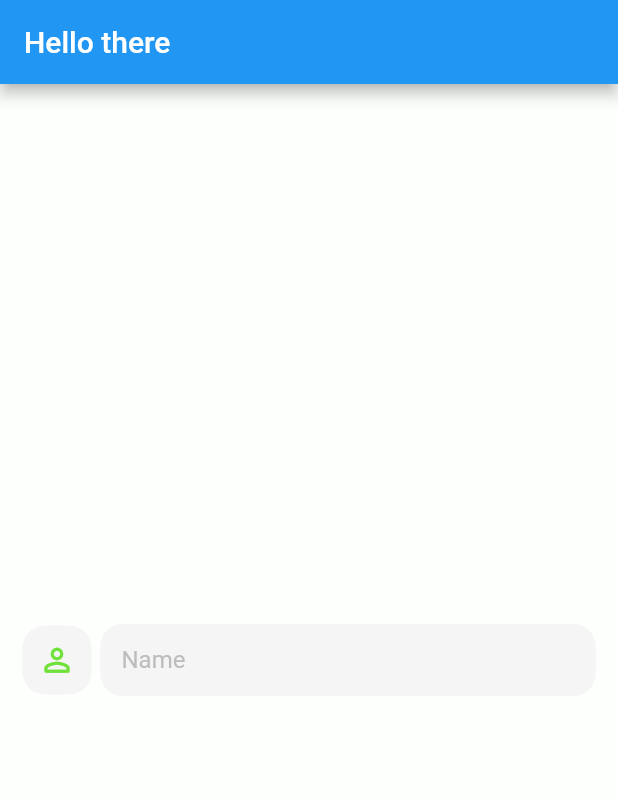
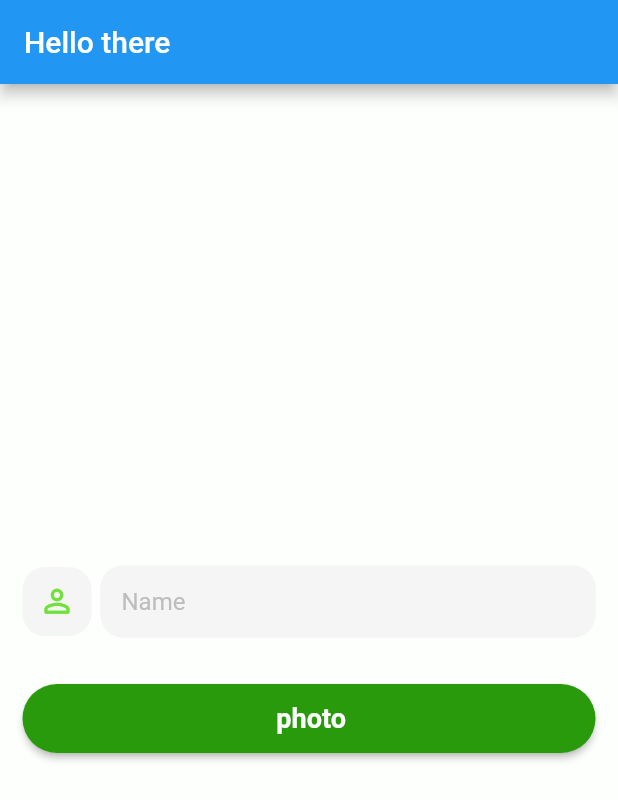
Before and after one commit to ibm00/farmer_club, a Flutter app: the screen it shows after launch, on a phone screen of 412 x 824 dp. Shown: the top 800 px of the screen. Run offline on Flutter 3.47's test engine with Material 2 defaults, Android fonts, the phone set to English and light mode, and no system bars.

Commit message:
shared button widget

```diff
--- a/lib/constants/styles.dart
+++ b/lib/constants/styles.dart
@@ -1,5 +1,3 @@
-import 'dart:ui';
-
 import 'package:flutter/material.dart';
 
 //Colors
@@ -11,10 +9,13 @@ const kGeryIconsColor = Color(0xff817889);
 const kGreenIconsColor = Color(0xff6FE139);
 
 //Text Styles
+const kTextStyleReg11 = TextStyle(fontSize: 11);
 const kTextStyleReg13 = TextStyle(fontSize: 13);
 const kTextStyleGreenReg13 = TextStyle(fontSize: 13, color: kPrimaryTextColor);
 const kTextStyleReg16 = TextStyle(fontSize: 16);
 const kTextStylebold16 = TextStyle(fontSize: 16);
 final kTextStyleGerybold16 = TextStyle(fontSize: 16, color: Colors.grey[400]);
 const kTextStyleReg18 = TextStyle(fontSize: 18);
+const kTextStyleWhiteBold18 =
+    TextStyle(fontSize: 18, fontWeight: FontWeight.bold, color: Colors.white);
 const kTextStyleReg24 = TextStyle(fontSize: 24);
--- a/lib/main.dart
+++ b/lib/main.dart
@@ -1,8 +1,9 @@
 import 'package:farmer_club/constants/styles.dart';
+import 'package:farmer_club/presentation/shared_widgets/button_widget.dart';
 import 'package:farmer_club/presentation/shared_widgets/icons_wrapper.dart';
 import 'package:flutter/material.dart';
 
-import 'presentation/shared_widgets/textFieldWidget.dart';
+import 'presentation/shared_widgets/text_field_widget.dart';
 
 void main() {
   runApp(const MyApp());
@@ -54,7 +55,27 @@
                     ),
                   ),
                 ],
-              )
+              ),
+              const SizedBox(height: 30),
+              Row(
+                children: [
+                  // SizedBox(width: 100),
+                  Expanded(
+                    child: ButtonWidget(
+                      title: 'photo',
+                      onButtonPressed: () {},
+                      // width: 92,
+                      // hight: 32,
+                      // color: Color(0xffF8F9FB),
+                      // borderRadius: 10,
+                      // textStyle: kTextStyleReg11,
+                      // textColor: Color(0xff444D6E),
+                      // elevation: 5,
+                      // icon: Icon(Icons.add, size: 12, color: Color(0xff444D6E)),
+                    ),
+                  ),
+                ],
+              ),
             ],
           ),
         ),
--- /dev/null
+++ b/lib/presentation/shared_widgets/button_widget.dart
@@ -0,0 +1,46 @@
+import 'package:farmer_club/constants/styles.dart';
+import 'package:flutter/material.dart';
+
+class ButtonWidget extends StatelessWidget {
+  final String title;
+  final VoidCallback onButtonPressed;
+  final Color color;
+  final Color textColor;
+  final TextStyle textStyle;
+  final double borderRadius;
+  final double width;
+  final double hight;
+  final double elevation;
+  final Widget? icon;
+  const ButtonWidget({
+    required this.title,
+    required this.onButtonPressed,
+    this.color = kPrimaryColor,
+    this.borderRadius = 35.0,
+    this.width = double.infinity,
+    this.hight = 46,
+    this.elevation = 2,
+    this.textStyle = kTextStyleWhiteBold18,
+    this.textColor = Colors.white,
+    this.icon,
+  });
+  @override
+  Widget build(BuildContext context) {
+    return ElevatedButton.icon(
+      icon: icon ?? Container(),
+      label: Text(title),
+      onPressed: onButtonPressed,
+      style: ElevatedButton.styleFrom(
+        alignment: Alignment.center,
+        primary: color,
+        onPrimary: textColor,
+        elevation: 2,
+        textStyle: textStyle,
+        shape: RoundedRectangleBorder(
+          borderRadius: BorderRadius.circular(borderRadius),
+        ),
+        minimumSize: Size(width, hight),
+      ),
+    );
+  }
+}
```
Also changed, not shown: lib/presentation/shared_widgets/text_field_widget.dart (renamed from lib/presentation/shared_widgets/textFieldWidget.dart).
